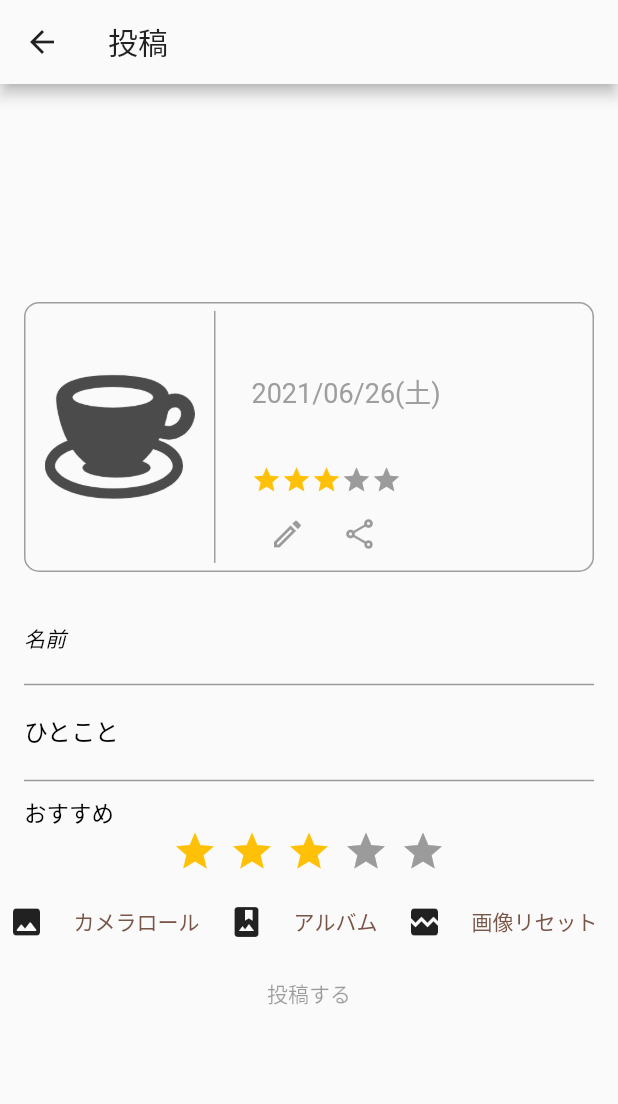
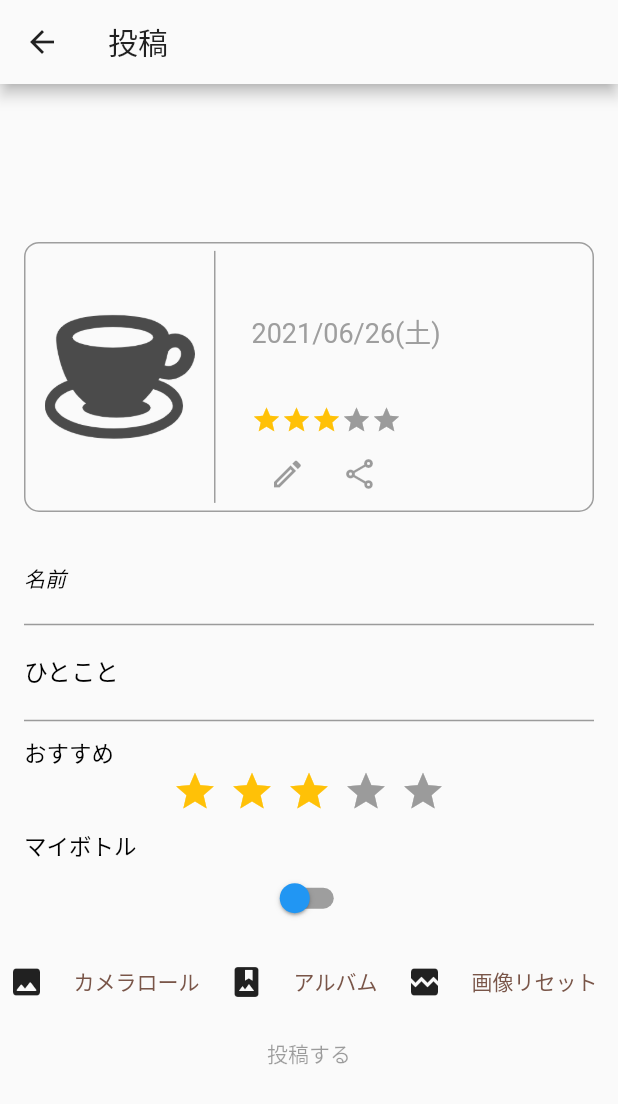
Before and after one commit to y0303noki/coffee_project, a Flutter app: the AddOrEditCardPage screen opened directly, on a phone screen of 412 x 824 dp. Shown: the top 1104 px of the screen. Run offline on Flutter 3.47's test engine with Material 2 defaults, Android fonts, the phone set to English and light mode, and no system bars; drawn by our look-alikes of flutter_easyloading, flutter_rating_bar, flutter_typeahead; our stand-ins replace cloud_firestore, firebase_auth, firebase_core, firebase_storage, google_sign_in, image_picker and 1 more; missing offline and left inert: dart:ffi, esys_flutter_share, sign_button; accounts and stored records are empty; network calls fail.

Commit message:
マイボトルやってみた

```diff
--- a/lib/model/coffee.dart
+++ b/lib/model/coffee.dart
@@ -12,6 +12,7 @@ class Coffee {
     memo = doc['memo'];
     isPublic = doc['isPublic'];
     userImageId = doc['userImageId'];
+    isMyBottle = doc.data()['isMyBottle'] != null ? doc['isMyBottle'] : false;
   }
 
   String id;
@@ -23,6 +24,7 @@ class Coffee {
   String memo;
   bool isPublic;
   String userImageId;
+  bool isMyBottle;
 
   // final DocumentReference reference;
 
--- a/lib/model/coffee_card.dart
+++ b/lib/model/coffee_card.dart
@@ -9,6 +9,7 @@ class CoffeeCard {
   DateTime createdAt;
   DateTime coffeeAt;
   DateTime updatedAt;
+  bool isMyBottle;
   CoffeeCard(
       {this.id,
       this.name,
@@ -17,5 +18,6 @@ class CoffeeCard {
       this.isPublic,
       this.userImageId,
       this.updatedAt,
-      this.createdAt});
+      this.createdAt,
+      this.isMyBottle});
 }
--- a/lib/ui/add_or_edit_card_page.dart
+++ b/lib/ui/add_or_edit_card_page.dart
@@ -37,6 +37,8 @@ class AddOrEditCardPage extends StatelessWidget {
   String _memo = '';
   // 公開or非公開
   bool _isPublic = false;
+  // お気に入り
+  bool _isMyBottle = false;
   // スコア
   int _score = 3;
   // 画像
@@ -64,6 +66,7 @@ class AddOrEditCardPage extends StatelessWidget {
       _isPublic = editCard.isPublic;
       _score = editCard.score;
       _userImageId = editCard.userImageId;
+      _isMyBottle = editCard.isMyBottle;
       // _imageUrl = editCard.imageUrl;
     }
 
@@ -123,8 +126,18 @@ class AddOrEditCardPage extends StatelessWidget {
 
                     // 画像のファイルパスをセット
                     _imageFile = model.imageFile;
-                    listCard = ListCard(_id, _name, postDate, _memo, _isPublic,
-                        _score, _imageFile, _userImageId, true, model);
+                    listCard = ListCard(
+                        _id,
+                        _name,
+                        postDate,
+                        _memo,
+                        _isPublic,
+                        _score,
+                        _imageFile,
+                        _userImageId,
+                        true,
+                        model,
+                        _isMyBottle);
                     return Center(
                       child: SingleChildScrollView(
                         child: Column(
@@ -267,6 +280,36 @@ class AddOrEditCardPage extends StatelessWidget {
                                       ),
                                     ],
                                   ),
+                                  Column(
+                                    children: [
+                                      Row(
+                                        children: [
+                                          Padding(
+                                            padding: EdgeInsets.fromLTRB(
+                                                0, 10, 0, 0),
+                                            child: Text(
+                                              'マイボトル',
+                                              style: TextStyle(
+                                                fontSize: 15,
+                                                color: Colors.black,
+                                              ),
+                                            ),
+                                          ),
+                                        ],
+                                      ),
+                                      Switch(
+                                        value: _isMyBottle,
+                                        activeColor: Colors.orange,
+                                        activeTrackColor: Colors.red,
+                                        inactiveThumbColor: Colors.blue,
+                                        inactiveTrackColor: Colors.grey,
+                                        onChanged: (bool e) {
+                                          _isMyBottle = e;
+                                          model.refresh();
+                                        },
+                                      ),
+                                    ],
+                                  ),
 
                                   // 公開設定、まだ使わない
                                   // SwitchListTile(
@@ -352,6 +395,7 @@ class AddOrEditCardPage extends StatelessWidget {
                                             score: _score,
                                             memo: _memo,
                                             isPublic: _isPublic,
+                                            isMyBottle: _isMyBottle,
                                             userImageId: _userImageId,
                                             updatedAt: now,
                                             createdAt: now);
--- a/lib/ui/list_card.dart
+++ b/lib/ui/list_card.dart
@@ -30,6 +30,7 @@ class ListCard extends StatelessWidget {
   // True:追加or編集画面 False:リスト画面
   final bool _isAddOrUpdateCard;
   final CardModel _model;
+  final bool _isMyBottle;
 
   // getter
   String get id => _id;
@@ -39,6 +40,7 @@ class ListCard extends StatelessWidget {
   bool get isPublic => _isPublic;
   int get score => _score;
   String get userImageId => _userImageId;
+  bool get isMyBottle => _isMyBottle;
 
   GlobalKey _globalKey = GlobalKey();
   double _nameFontSize = 1;
@@ -54,7 +56,8 @@ class ListCard extends StatelessWidget {
       this._imageFile,
       this._userImageId,
       this._isAddOrUpdateCard,
-      this._model) {
+      this._model,
+      this._isMyBottle) {
     // フォントサイズ設定
     if (this._name.length < 10) {
       _nameFontSize = 26;
@@ -79,8 +82,18 @@ class ListCard extends StatelessWidget {
 
   @override
   Widget build(BuildContext context) {
-    ListCard tempCard = new ListCard(_id, _name, _coffeeDate, _memo, _isPublic,
-        _score, _imageFile, _userImageId, _isAddOrUpdateCard, _model);
+    ListCard tempCard = new ListCard(
+        _id,
+        _name,
+        _coffeeDate,
+        _memo,
+        _isPublic,
+        _score,
+        _imageFile,
+        _userImageId,
+        _isAddOrUpdateCard,
+        _model,
+        _isMyBottle);
 
     String coffeeDateStr = DateUtility(_coffeeDate).toDateFormatted();
     return RepaintBoundary(
@@ -350,12 +363,15 @@ class ListCard extends StatelessWidget {
       CardModel model) {
     // final Widget image = Image.asset('asset/images/coffeeSample.png');
     Widget image = switchImage();
+    bool _isMyBottle = listCard.isMyBottle;
 
     return Container(
       width: double.infinity,
       height: 180,
       decoration: BoxDecoration(
-        border: Border.all(color: Colors.grey),
+        border: Border.all(
+            color: _isMyBottle ? Colors.orange : Colors.grey,
+            width: _isMyBottle ? 3 : 1),
         borderRadius: BorderRadius.circular(10),
       ),
       child: Row(
@@ -368,10 +384,10 @@ class ListCard extends StatelessWidget {
             ),
           ),
           Container(
-            width: 1,
+            width: _isMyBottle ? 3 : 1,
             height: double.infinity,
             margin: EdgeInsets.symmetric(vertical: 5.0),
-            color: Colors.grey,
+            color: _isMyBottle ? Colors.orange : Colors.grey,
           ),
           Expanded(
             flex: 2,
```
Also changed, not shown: lib/ui/debugg_page.dart (added, +36 -0 lines), lib/ui/home_page.dart (+12 -2 lines), lib/ui/list_card_page.dart (+12 -2 lines), lib/ui/setting_page.dart (+18 -1 lines), lib/view_model/card_model.dart (+59 -6 lines).
